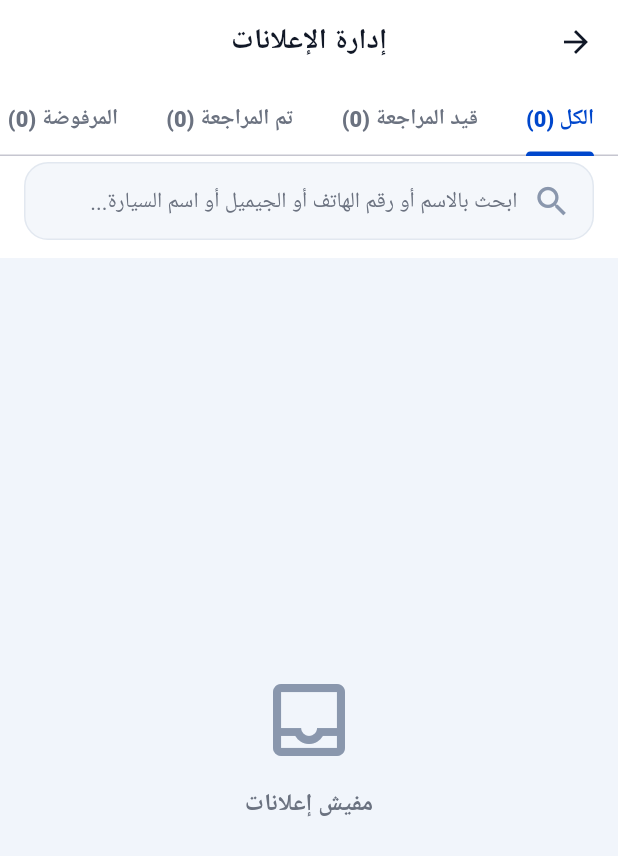
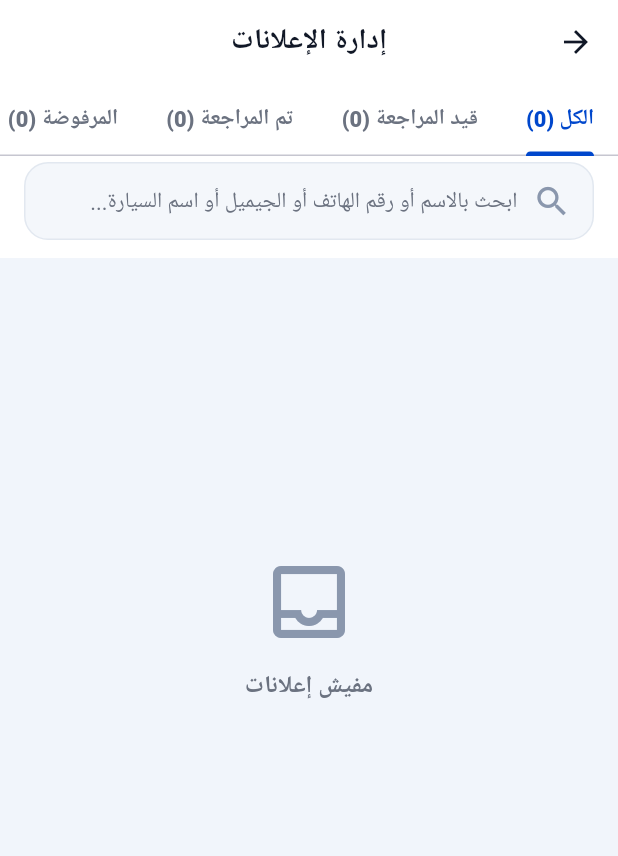
Before and after one commit to caryappeg-app/CARY, a Flutter app: the AdsManagementPage screen opened directly, on a phone screen of 412 x 824 dp. Shown: the top 856 px of the screen. Run offline on Flutter 3.47's test engine with Material 3 defaults, Android fonts, the phone set to English and light mode, and no system bars; our stand-ins replace app_links, cached_network_image, dio, flutter_bloc, flutter_local_notifications, flutter_secure_storage and 3 more; missing offline and left inert: flutter_displaymode; accounts and stored records are empty; network calls fail; Roboto replaces fonts that are missing (Tajawal).

Commit message:
fix(ads): fix image loading on web and add auto-refresh in ads management

```diff
--- a/lib/features/ads/presentation/pages/ads_management_page.dart
+++ b/lib/features/ads/presentation/pages/ads_management_page.dart
@@ -88,6 +88,12 @@ class _AdsManagementPageState extends State<AdsManagementPage> {
         _AdsTab.sold => _store.byStatus(MyAdStatus.sold),
         _AdsTab.deleted => _store.deleted,
       };
+
+  @override
+  void initState() {
+    super.initState();
+    _store.loadFromServer(force: true);
+  }
 
   @override
   Widget build(BuildContext context) {
@@ -183,14 +189,21 @@ class _AdsList extends StatelessWidget {
 
   @override
   Widget build(BuildContext context) {
-    if (ads.isEmpty) {
-      return Center(
+    return RefreshIndicator(
+      onRefresh: () => AdsStore.instance.loadFromServer(force: true),
+      child: ads.isEmpty
+          ? SingleChildScrollView(
+              physics: const AlwaysScrollableScrollPhysics(),
+              child: SizedBox(
+                height: MediaQuery.of(context).size.height * 0.6,
+                child: Center(
                   child: Padding(
                     padding: const EdgeInsets.all(32),
                     child: Column(
                       mainAxisSize: MainAxisSize.min,
                       children: [
-              Icon(Icons.inbox_outlined, size: 64, color: AppColors.icon),
+                        Icon(Icons.inbox_outlined,
+                            size: 64, color: AppColors.icon),
                         const SizedBox(height: 12),
                         Text(
                           _empty,
@@ -203,14 +216,18 @@ class _AdsList extends StatelessWidget {
                       ],
                     ),
                   ),
-      );
-    }
-    return ListView.separated(
+                ),
+              ),
+            )
+          : ListView.separated(
+              physics: const AlwaysScrollableScrollPhysics(),
               padding: const EdgeInsets.fromLTRB(16, 16, 16, 32),
               itemCount: ads.length,
               separatorBuilder: (_, __) => const SizedBox(height: 14),
-      itemBuilder: (_, i) =>
-          _ManagedAdCard(key: ValueKey('${ads[i].id}|${ads[i].deletionReason}'), ad: ads[i]),
+              itemBuilder: (_, i) => _ManagedAdCard(
+                  key: ValueKey('${ads[i].id}|${ads[i].deletionReason}'),
+                  ad: ads[i]),
+            ),
     );
   }
 }
```
Also changed, not shown: lib/core/widgets/local_image.dart (+35 -7 lines). Lines whose indentation alone changed are shown as unchanged.
